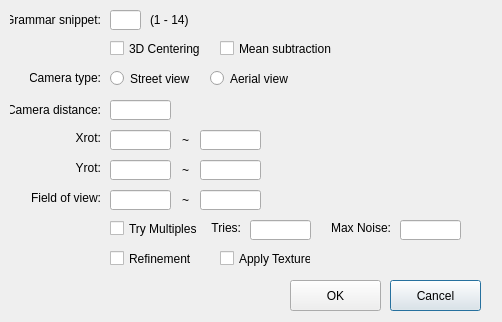
Before: the Qt Designer form BuildingMassEstimationCNN/ParameterEstimationDialog.ui in gnishida/BuildingMassEstimationCNN, drawn with Qt 5.
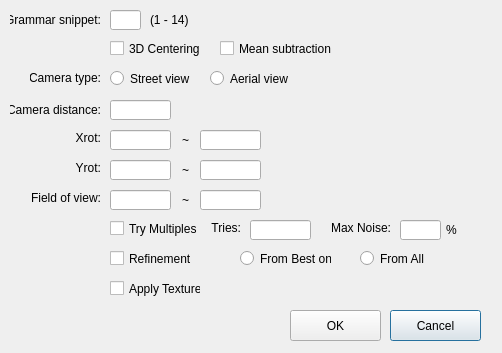
After: the same form once the commit is applied.

Patch:
```diff
--- a/BuildingMassEstimationCNN/ParameterEstimationDialog.ui
+++ b/BuildingMassEstimationCNN/ParameterEstimationDialog.ui
@@ -7,7 +7,7 @@
     <x>0</x>
     <y>0</y>
     <width>502</width>
-    <height>322</height>
+    <height>353</height>
    </rect>
   </property>
   <property name="windowTitle">
@@ -199,7 +199,7 @@
    <property name="geometry">
     <rect>
      <x>390</x>
-     <y>280</y>
+     <y>310</y>
      <width>91</width>
      <height>31</height>
     </rect>
@@ -212,7 +212,7 @@
    <property name="geometry">
     <rect>
      <x>290</x>
-     <y>280</y>
+     <y>310</y>
      <width>91</width>
      <height>31</height>
     </rect>
@@ -334,8 +334,8 @@
   <widget class="QCheckBox" name="checkBoxApplyTexture">
    <property name="geometry">
     <rect>
-     <x>220</x>
-     <y>250</y>
+     <x>110</x>
+     <y>280</y>
      <width>91</width>
      <height>17</height>
     </rect>
@@ -417,11 +417,53 @@
     <rect>
      <x>400</x>
      <y>220</y>
-     <width>61</width>
+     <width>41</width>
      <height>20</height>
     </rect>
    </property>
   </widget>
+  <widget class="QRadioButton" name="radioButtonRefineFromBest">
+   <property name="geometry">
+    <rect>
+     <x>240</x>
+     <y>250</y>
+     <width>91</width>
+     <height>17</height>
+    </rect>
+   </property>
+   <property name="text">
+    <string>From Best one</string>
+   </property>
+  </widget>
+  <widget class="QRadioButton" name="radioButtonRefineFromAll">
+   <property name="geometry">
+    <rect>
+     <x>360</x>
+     <y>250</y>
+     <width>82</width>
+     <height>17</height>
+    </rect>
+   </property>
+   <property name="text">
+    <string>From All</string>
+   </property>
+  </widget>
+  <widget class="QLabel" name="label_19">
+   <property name="geometry">
+    <rect>
+     <x>446</x>
+     <y>220</y>
+     <width>21</width>
+     <height>20</height>
+    </rect>
+   </property>
+   <property name="text">
+    <string>%</string>
+   </property>
+   <property name="alignment">
+    <set>Qt::AlignLeading|Qt::AlignLeft|Qt::AlignVCenter</set>
+   </property>
+  </widget>
  </widget>
  <layoutdefault spacing="6" margin="11"/>
  <tabstops>
```
